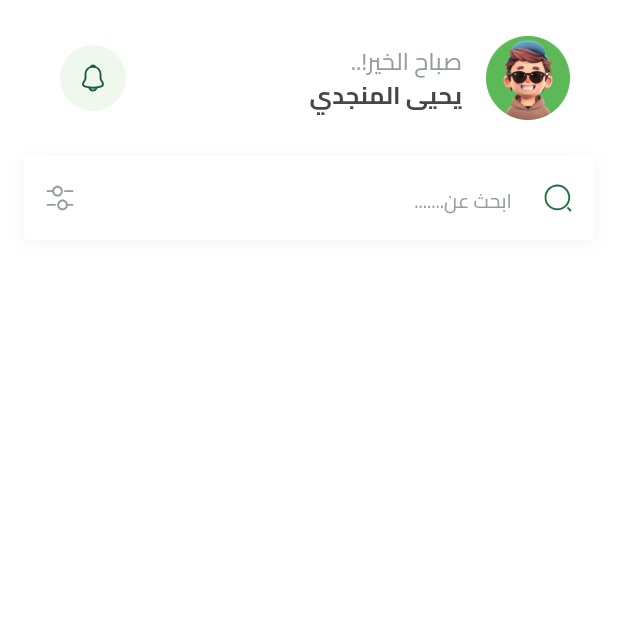
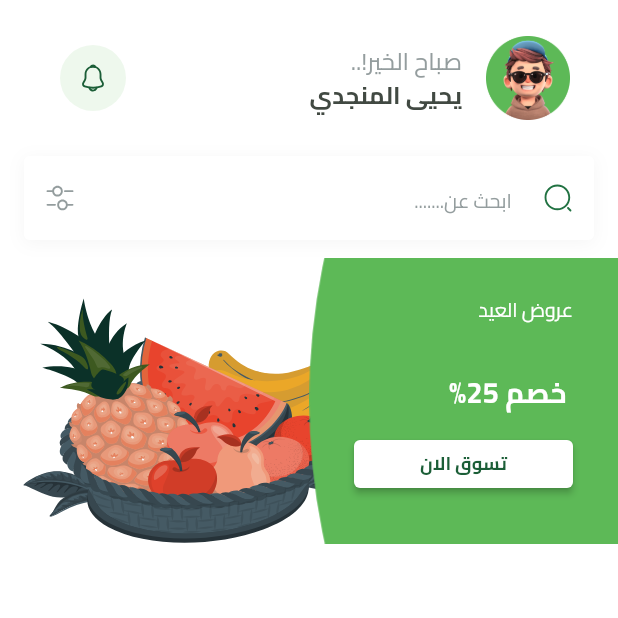
Before and after one commit to yahyaalmongdie/fruits_app, a Flutter app: the HomeView screen opened by its route, on a phone screen of 412 x 824 dp, the top half of it. Run offline on Flutter 3.47's test engine with Material 3 defaults, Android fonts, the phone set to English and light mode, and no system bars; our stand-ins replace bloc, cloud_firestore, dartz, dots_indicator, equatable, firebase_auth and 9 more; missing offline and left inert: flutter_facebook_auth; accounts and stored records are empty; project files that could hold a hidden picture were left out.

Commit message:
create featured item

```diff
--- a/lib/core/utils/app_images.dart
+++ b/lib/core/utils/app_images.dart
@@ -17,6 +17,10 @@ class Assets {
   /// Assets for imagesFacebookIcon
   /// assets/images/facebook_icon.svg
   static const String imagesFacebookIcon = "assets/images/facebook_icon.svg";
+
+  /// Assets for imagesFeaturedItemBackground
+  /// assets/images/featured_item_background.svg
+  static const String imagesFeaturedItemBackground = "assets/images/featured_item_background.svg";
 
   /// Assets for imagesFilter
   /// assets/images/filter.svg
@@ -65,4 +69,8 @@ class Assets {
   /// Assets for imagesSplashBottom
   /// assets/images/splash_bottom.svg
   static const String imagesSplashBottom = "assets/images/splash_bottom.svg";
+
+  /// Assets for imagesWatermelonTest
+  /// assets/images/watermelon_test.svg
+  static const String imagesWatermelonTest = "assets/images/watermelon_test.svg";
 }
--- /dev/null
+++ b/lib/features/home/presentation/view/widgets/featured_item.dart
@@ -0,0 +1,72 @@
+import 'package:flutter/material.dart';
+import 'package:flutter_svg/svg.dart';
+import 'package:flutter_svg_provider/flutter_svg_provider.dart' as svg;
+import 'package:fruits_app/core/utils/app_images.dart';
+import 'package:fruits_app/core/utils/app_text_styles.dart';
+import 'package:fruits_app/features/home/presentation/view/widgets/featured_item_button.dart'
+    show FeaturedItemButton;
+
+class FeaturedItem extends StatelessWidget {
+  const FeaturedItem({super.key});
+
+  @override
+  Widget build(BuildContext context) {
+    var itemWidth = MediaQuery.of(context).size.width;
+    return SizedBox(
+      width: itemWidth,
+      child: AspectRatio(
+        aspectRatio: 342 / 158,
+        child: Stack(
+          children: [
+            Positioned(
+                top: 0,
+                left: 0,
+                bottom: 0,
+                right: itemWidth * .4,
+                child: SvgPicture.asset(
+                  Assets.imagesPageViewItem1Image,
+                  fit: BoxFit.fill,
+                )),
+            Container(
+              decoration: const BoxDecoration(
+                  image: DecorationImage(
+                      image: svg.Svg(Assets.imagesFeaturedItemBackground))),
+              width: itemWidth * .5,
+              child: Padding(
+                padding: const EdgeInsets.symmetric(horizontal: 30),
+                child: Column(
+                  crossAxisAlignment: CrossAxisAlignment.start,
+                  children: [
+                    const SizedBox(
+                      height: 25,
+                    ),
+                    Text(
+                      "عروض العيد",
+                      style: AppTextStyles.regular13(context: context)
+                          .copyWith(color: const Color(0xffffffff)),
+                    ),
+                    const Spacer(),
+                    Text(
+                      " خصم 25%",
+                      style: AppTextStyles.bold19(context: context)
+                          .copyWith(color: const Color(0xffffffff)),
+                    ),
+                    const SizedBox(
+                      height: 11,
+                    ),
+                    FeaturedItemButton(
+                      onPressed: () {},
+                    ),
+                    const SizedBox(
+                      height: 29,
+                    ),
+                  ],
+                ),
+              ),
+            )
+          ],
+        ),
+      ),
+    );
+  }
+}
--- /dev/null
+++ b/lib/features/home/presentation/view/widgets/featured_item_button.dart
@@ -0,0 +1,28 @@
+import 'package:flutter/material.dart';
+import 'package:fruits_app/core/utils/app_colors.dart';
+import 'package:fruits_app/core/utils/app_text_styles.dart';
+
+class FeaturedItemButton extends StatelessWidget {
+  const FeaturedItemButton({super.key, required this.onPressed});
+
+  final Function() onPressed;
+  @override
+  Widget build(BuildContext context) {
+    return MaterialButton(
+      height: 32,
+      onPressed: onPressed,
+      color: Colors.white,
+      shape: RoundedRectangleBorder(borderRadius: BorderRadius.circular(4)),
+      child: Padding(
+        padding: const EdgeInsets.symmetric(horizontal: 28, vertical: 4),
+        child: FittedBox(
+          child: Text(
+            'تسوق الان',
+            style: AppTextStyles.bold13(context: context)
+                .copyWith(color: AppColors.primaryColor),
+          ),
+        ),
+      ),
+    );
+  }
+}
--- a/lib/features/home/presentation/view/widgets/home_view_body.dart
+++ b/lib/features/home/presentation/view/widgets/home_view_body.dart
@@ -2,17 +2,18 @@ import 'package:flutter/material.dart';
 import 'package:fruits_app/constants.dart';
 import 'package:fruits_app/core/widgets/search_text_filed.dart';
 import 'package:fruits_app/features/home/presentation/view/widgets/custom_home_app_bar.dart';
+import 'package:fruits_app/features/home/presentation/view/widgets/featured_item.dart';
 
 class HomeViewBody extends StatelessWidget {
   const HomeViewBody({super.key});
 
   @override
   Widget build(BuildContext context) {
-    return const Padding(
-      padding: EdgeInsets.symmetric(horizontal: kHorizontalPadding),
-      child: CustomScrollView(
+    return const CustomScrollView(
       slivers: [
         SliverToBoxAdapter(
+          child: Padding(
+            padding: EdgeInsets.symmetric(horizontal: kHorizontalPadding),
             child: Column(
               children: [
                 SizedBox(
@@ -23,10 +24,17 @@ class HomeViewBody extends StatelessWidget {
                   height: kTopPadding,
                 ),
                 SearchTextField(),
-            ],
-          ))
+                SizedBox(
+                  height: 12,
+                ),
               ],
             ),
+          ),
+        ),
+        SliverToBoxAdapter(
+          child: FeaturedItem(),
+        )
+      ],
     );
   }
 }
--- a/pubspec.yaml
+++ b/pubspec.yaml
@@ -49,6 +49,7 @@ dependencies:
   sign_in_with_apple: ^7.0.1
   crypto: ^3.0.6
   cloud_firestore: ^5.6.8
+  flutter_svg_provider: ^1.0.7
 dev_dependencies:
   flutter_launcher_icons: "^0.14.1"
 
```
Also changed, not shown: assets/images/featured_item_background.svg (added), assets/images/watermelon_test.svg (added), pubspec.lock. Lines whose indentation alone changed are shown as unchanged.
